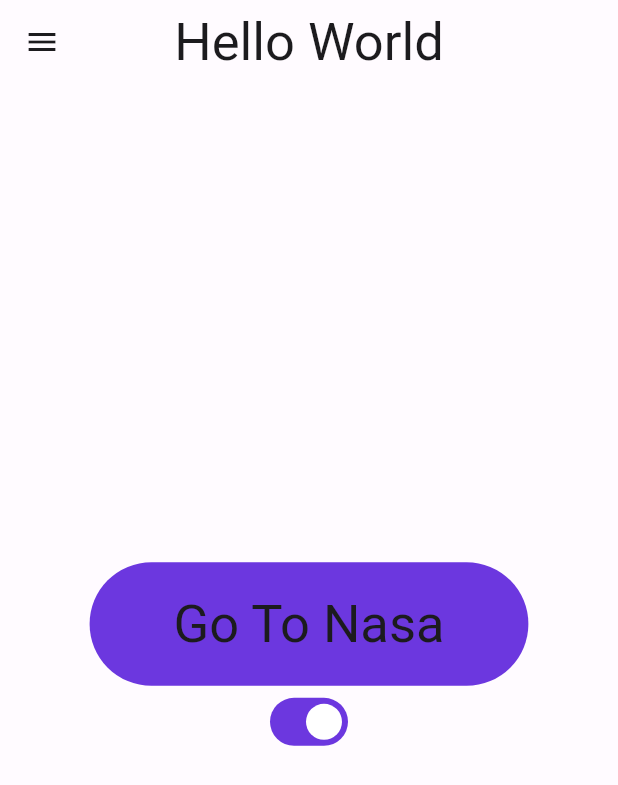
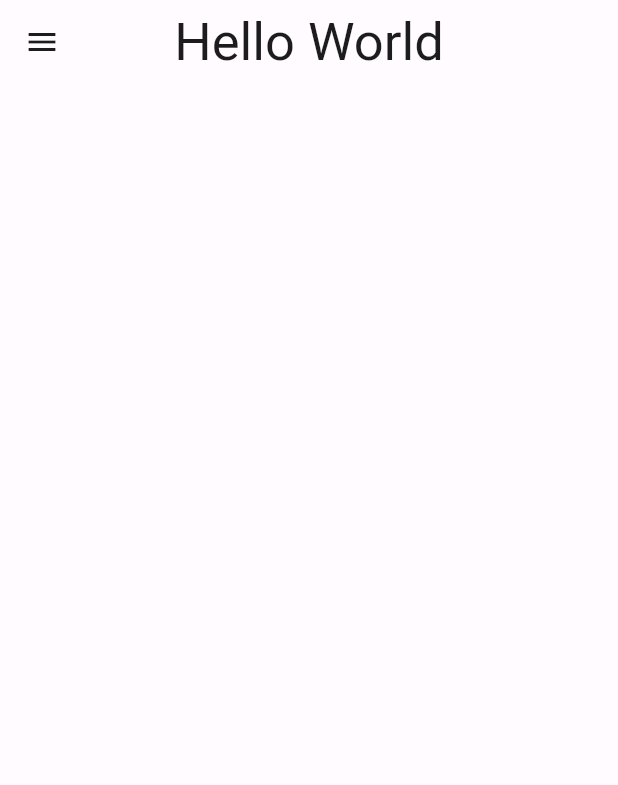
Before and after one commit to mido-ahmed/Setup-App-with-All-Initial-Features, a Flutter app: the screen it shows after launch, on a phone screen of 412 x 824 dp. Shown: the top 785 px of the screen. Run offline on Flutter 3.47's test engine with Material 2 defaults, Android fonts, the phone set to English and light mode, and no system bars; our stand-ins replace go_router, google_fonts, hive, hive_flutter, sizer; accounts and stored records are empty; generated files the repository leaves out were written again.

Commit message:
edit in button place

```diff
--- a/lib/ui/screens/home.dart
+++ b/lib/ui/screens/home.dart
@@ -40,23 +40,6 @@ class HomeScreen extends StatelessWidget {
                   );
                 },
               ),
-            ],
-          )),
-      body: Center(
-        child: Column(
-          mainAxisAlignment: MainAxisAlignment.center,
-          children: [
-            SizedBox(
-              width: MediaQuery.sizeOf(context).width * .71,
-              height: MediaQuery.sizeOf(context).height * .1,
-              child: FilledButton(
-                onPressed: () => context.push(news),
-                child: Text(
-                  AppLocalizations.of(context)!.goToNasa,
-                  style: Theme.of(context).textTheme.displayMedium,
-                ),
-              ),
-            ),
               ValueListenableBuilder(
                 valueListenable: Hive.box(settingsBox).listenable(),
                 builder: (context, box, _) {
@@ -70,6 +53,11 @@ class HomeScreen extends StatelessWidget {
                 },
               ),
             ],
+          )),
+      body: const Center(
+        child: Column(
+          mainAxisAlignment: MainAxisAlignment.center,
+          children: [],
         ),
       ),
     );
```
Lines whose indentation alone changed are shown as unchanged.
